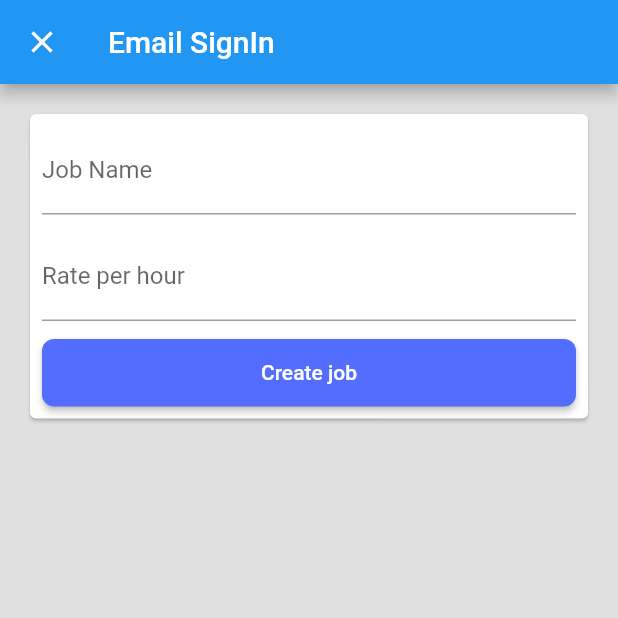
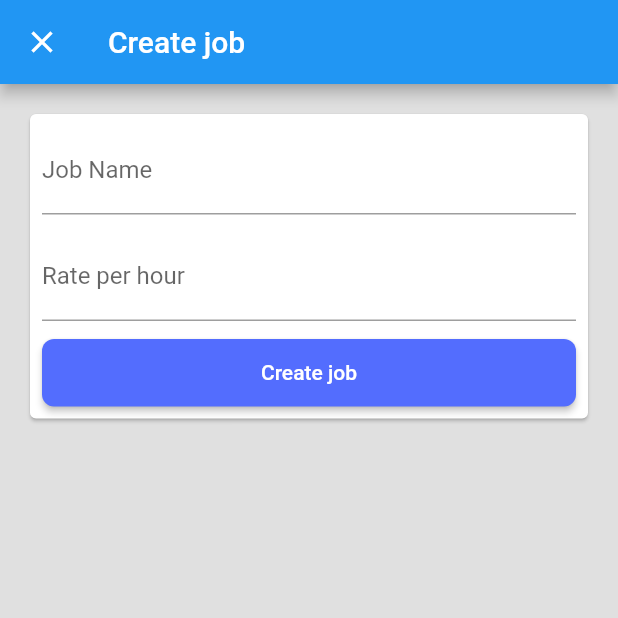
Before and after one commit to YoucefMegoura/fire_time_tracker, a Flutter app: the screen it shows once a user with an empty profile is signed in, after a tap on the "add" icon, on a phone screen of 412 x 824 dp, the top half of it. Run offline on Flutter 3.47's test engine with Material 2 defaults, Android fonts, the phone set to English and light mode, and no system bars; our stand-ins replace cloud_firestore, firebase_auth, firebase_core, google_sign_in; missing offline and left inert: flutter_facebook_auth; accounts and stored records are empty.

Commit message:
Edit / Add Job

```diff
--- a/lib/app/home/create_job_page.dart
+++ b/lib/app/home/edit_job_page.dart
@@ -11,16 +11,17 @@ import '../constants.dart';
 
 //TODO:: convert to FORM and TEXTFIELDFORM !!
 
-class CreateJobPage extends StatefulWidget with JobAndRateValidator {
+class EditJobPage extends StatefulWidget with JobAndRateValidator {
   @override
-  State<CreateJobPage> createState() => _CreateJobPageState();
+  State<EditJobPage> createState() => _EditJobPageState();
 
   final DatabaseService databaseService;
+  final Job? job;
 
-  CreateJobPage({required this.databaseService});
+  EditJobPage({required this.databaseService, this.job});
 }
 
-class _CreateJobPageState extends State<CreateJobPage> {
+class _EditJobPageState extends State<EditJobPage> {
   final TextEditingController _nameController = TextEditingController();
   final TextEditingController _rateController = TextEditingController();
   final FocusNode _nameFocusNode = FocusNode();
@@ -34,11 +35,20 @@ class _CreateJobPageState extends State<CreateJobPage> {
   bool _isLoading = false;
 
   @override
+  void initState() {
+    super.initState();
+    if (widget.job != null) {
+      _nameController.text = widget.job!.name;
+      _rateController.text = '${widget.job!.ratePerHour}';
+    }
+  }
+
+  @override
   Widget build(BuildContext context) {
     return Scaffold(
       backgroundColor: kBackgroundColor,
       appBar: AppBar(
-        title: const Text('Email SignIn'),
+        title: Text(widget.job == null ? 'Create job' : 'Edit job'),
       ),
       body: SingleChildScrollView(child: _bodyContent(context)),
     );
@@ -71,7 +81,7 @@ class _CreateJobPageState extends State<CreateJobPage> {
           //TODO:: create a formSignIn Button extends CustomRaisedButton
           backgroundColor: Colors.indigoAccent,
           textColor: Colors.white,
-          text: 'Create job',
+          text: widget.job == null ? 'Create job' : 'Edit job',
           onPressed: _isFormValid && !_isLoading ? _submit : null,
           isEnable: !_isLoading || _isFormValid,
         )
@@ -139,6 +149,7 @@ class _CreateJobPageState extends State<CreateJobPage> {
       _isFormSubmitted = true;
     });
     try {
+      if (widget.job == null) {
         List<Job> _jobs = await widget.databaseService.streamJobs().first;
         List<String> _allNames = _jobs.map((Job job) => job.name).toList();
         if (_allNames.contains(_name)) {
@@ -149,8 +160,14 @@ class _CreateJobPageState extends State<CreateJobPage> {
           ).show(context);
           return;
         }
-      await widget.databaseService.createJob(
-        Job(name: _name, ratePerHour: _rate),
+      }
+
+      await widget.databaseService.setJob(
+        Job(
+          id: (widget.job != null) ? widget.job!.id : null,
+          name: _name,
+          ratePerHour: _rate,
+        ),
       );
 
       Navigator.pop(context);
--- /dev/null
+++ b/lib/app/home/job_tile_list.dart
@@ -0,0 +1,19 @@
+import 'package:flutter/material.dart';
+import 'package:time_tracker_flutter/app/models/job.dart';
+
+class JobTileList extends StatelessWidget {
+  Job job;
+  Function() onTap;
+  JobTileList({required this.job, required this.onTap});
+
+  @override
+  Widget build(BuildContext context) {
+    return ListTile(
+      title: Text(
+        job.name,
+      ),
+      onTap: onTap,
+      trailing: const Icon(Icons.chevron_right),
+    );
+  }
+}
--- a/lib/app/home/jobs_page.dart
+++ b/lib/app/home/jobs_page.dart
@@ -3,7 +3,8 @@ import 'dart:math';
 import 'package:flutter/material.dart';
 import 'package:provider/provider.dart';
 import 'package:time_tracker_flutter/app/common_widgets/platform_alert_dialog.dart';
-import 'package:time_tracker_flutter/app/home/create_job_page.dart';
+import 'package:time_tracker_flutter/app/home/edit_job_page.dart';
+import 'package:time_tracker_flutter/app/home/job_tile_list.dart';
 import 'package:time_tracker_flutter/app/models/job.dart';
 import 'package:time_tracker_flutter/app/services/auth_service.dart';
 import 'package:time_tracker_flutter/app/services/database_service.dart';
@@ -11,6 +12,7 @@ import 'package:time_tracker_flutter/app/services/database_service.dart';
 class JobsPage extends StatelessWidget {
   @override
   Widget build(BuildContext context) {
+    Job? _job;
     return Scaffold(
       appBar: AppBar(
         title: const Text('Jobs'),
@@ -30,15 +32,28 @@ class JobsPage extends StatelessWidget {
   }
 
   Widget _bodyContent(BuildContext context) {
-    Stream<List<Job>> streamJobsList =
-        context.read<DatabaseService>().streamJobs();
+    final databaseService = context.read<DatabaseService>();
+    Stream<List<Job>> streamJobsList = databaseService.streamJobs();
     return StreamBuilder(
       builder: (BuildContext context, AsyncSnapshot<List<Job>> snapshot) {
         if (snapshot.hasData) {
           return ListView(
             children: snapshot.data!
-                .map((Job job) =>
-                    Text(job.name + ' : ' + job.ratePerHour.toString()))
+                .map(
+                  (Job job) => JobTileList(
+                    job: job,
+                    onTap: () {
+                      //TODO:: REFACTOR CODE : REMOVE DUPLICATION #001#
+                      Navigator.push<void>(
+                        context,
+                        MaterialPageRoute<void>(
+                          builder: (BuildContext context) => EditJobPage(
+                              databaseService: databaseService, job: job),
+                        ),
+                      );
+                    },
+                  ),
+                )
                 .toList(),
           );
         }
@@ -60,7 +75,7 @@ class JobsPage extends StatelessWidget {
       await authProvider.signOut();
     } catch (e) {
       const dialogTitle = 'Logout Error';
-      final dialogContent = 'Cause ${e.toString()} Can you please try later ?';
+      final dialogContent = 'Cause $e Can you please try later ?';
       const cancelTextButton = 'Dismiss';
 
       PlatformAlertDialog(
@@ -90,14 +105,13 @@ class JobsPage extends StatelessWidget {
   }
 
   Future<void> _createJob(BuildContext context) async {
+    //TODO:: REFACTOR CODE : REMOVE DUPLICATION #001#
     final databaseService = context.read<DatabaseService>();
     await Navigator.push(
       context,
       MaterialPageRoute(
         fullscreenDialog: true,
-        builder: (context) => CreateJobPage(
-          databaseService: databaseService,
-        ),
+        builder: (context) => EditJobPage(databaseService: databaseService),
       ),
     );
   }
--- a/lib/app/models/job.dart
+++ b/lib/app/models/job.dart
@@ -1,21 +1,22 @@
 class Job {
+  String? id;
   String name;
   double ratePerHour;
 
-  Job({required this.name, required this.ratePerHour});
+  Job({required this.id, required this.name, required this.ratePerHour});
 
   Map<String, dynamic> toMap() {
     return {'name': name, 'ratePerHour': ratePerHour};
   }
 
-  factory Job.fromMap(Map<String, dynamic> data) {
+  factory Job.fromMap(Map<String, dynamic> data, String documentID) {
     String name = data['name'];
     double ratePerHour = data['ratePerHour'];
-    return Job(name: name, ratePerHour: ratePerHour);
+    return Job(id: documentID, name: name, ratePerHour: ratePerHour);
   }
 
   @override
   String toString() {
-    return 'name: $name, ratePerHour: $ratePerHour';
+    return 'id: $id, name: $name, ratePerHour: $ratePerHour';
   }
 }
--- a/lib/app/services/api_path.dart
+++ b/lib/app/services/api_path.dart
@@ -1,4 +1,5 @@
 class APIPath {
-  static String job(String uid) => 'users/$uid/jobs';
+  static String job(String uid, String? jobID) =>
+      jobID == null ? 'users/$uid/jobs' : 'users/$uid/jobs/$jobID';
   static String jobs(String uid) => 'users/$uid/jobs';
 }
--- a/lib/app/services/database_service.dart
+++ b/lib/app/services/database_service.dart
@@ -6,7 +6,7 @@ import 'package:time_tracker_flutter/app/services/api_path.dart';
 import 'package:time_tracker_flutter/app/services/firebase_service.dart';
 
 abstract class DatabaseService {
-  Future<void> createJob(Job job);
+  Future<void> setJob(Job job);
   Stream<List<Job>> streamJobs();
 }
 
@@ -15,10 +15,11 @@ class FirebaseDatabaseService implements DatabaseService {
   FirebaseDatabaseService({required this.uid});
 
   @override
-  Future<void> createJob(Job job) async {
+  Future<void> setJob(Job job) async {
     final _service = FirebaseService.instance;
     _service.setData(
-      path: APIPath.job(uid),
+      jobID: job.id,
+      path: APIPath.job(uid, job.id),
       data: job.toMap(),
     );
   }
@@ -28,6 +29,7 @@ class FirebaseDatabaseService implements DatabaseService {
     final _service = FirebaseService.instance;
 
     return _service.getStreamListCollection<Job>(
-        path: APIPath.jobs(uid), builder: (data) => Job.fromMap(data));
+        path: APIPath.jobs(uid),
+        builder: (data, documentID) => Job.fromMap(data, documentID));
   }
 }
```
Also changed, not shown: lib/app/services/firebase_service.dart (+16 -6 lines). Lines whose indentation alone changed are shown as unchanged.
